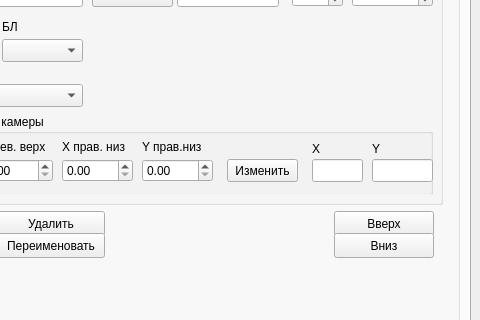
Old version of the form m_cfg/MainWindowCFG.ui in the repository xXRadioHeadXx/start7; both pictures show x 602 to 1082 and y 191 to 511 of the 1082 by 772 pixel window.
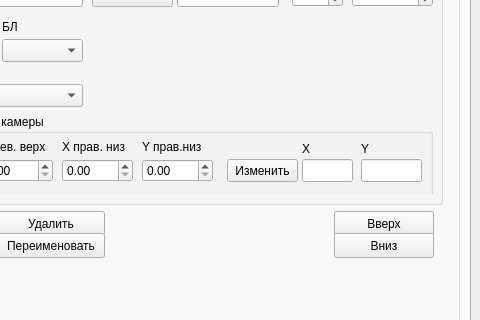
New version of the form. Icons and pictures are not drawn. Custom widgets are drawn as their Qt base class.

```diff
--- a/m_cfg/MainWindowCFG.ui
+++ b/m_cfg/MainWindowCFG.ui
@@ -2325,7 +2325,7 @@
                <widget class="QLabel" name="label_62">
                 <property name="geometry">
                  <rect>
-                  <x>470</x>
+                  <x>459</x>
                   <y>25</y>
                   <width>16</width>
                   <height>20</height>
@@ -2350,7 +2350,7 @@
                <widget class="QLabel" name="label_40">
                 <property name="geometry">
                  <rect>
-                  <x>410</x>
+                  <x>400</x>
                   <y>25</y>
                   <width>16</width>
                   <height>20</height>
@@ -2463,7 +2463,7 @@
                <widget class="QLineEdit" name="ipadress_lineedit_3">
                 <property name="geometry">
                  <rect>
-                  <x>470</x>
+                  <x>459</x>
                   <y>45</y>
                   <width>61</width>
                   <height>23</height>
@@ -2565,7 +2565,7 @@
                <widget class="QLineEdit" name="ipadress_lineedit_2">
                 <property name="geometry">
                  <rect>
-                  <x>410</x>
+                  <x>400</x>
                   <y>45</y>
                   <width>51</width>
                   <height>23</height>
```
Left out of the diff: 4 changed lines with no effect on the pictures.
